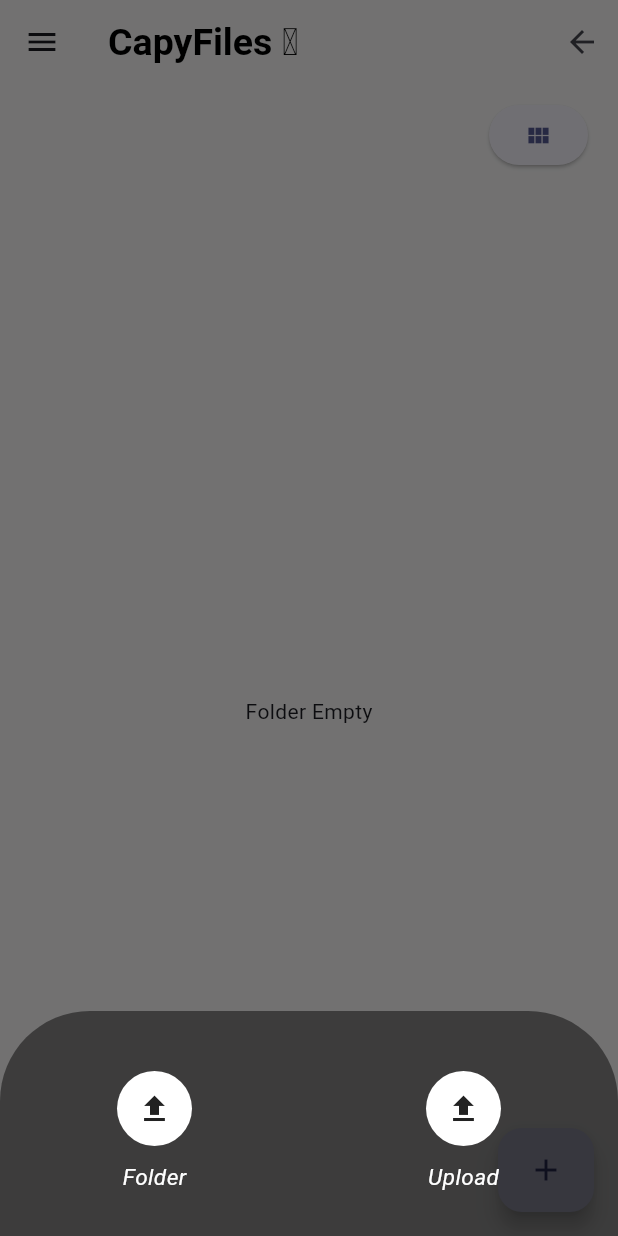
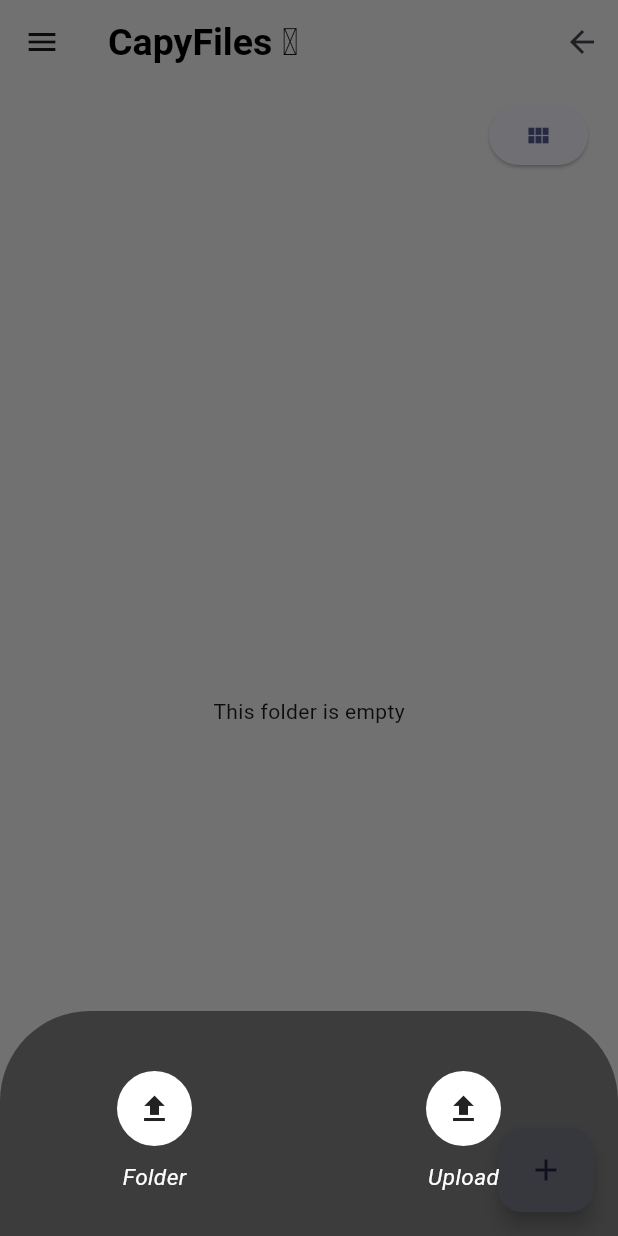
Before and after one commit to hawks-atlanta/frontend-flutter, a Flutter app: the CapyDriveScreen screen opened directly, after a tap on the "view stream" icon, after a tap on the "add" icon, on a phone screen of 412 x 824 dp. Run offline on Flutter 3.47's test engine with Material 3 defaults, Android fonts, the light colour scheme and no system bars; our stand-ins replace auto_size_text, dio, file_picker, flutter_dotenv, flutter_riverpod, flutter_secure_storage and 4 more; accounts and stored records are empty; network calls fail; statements that could not run were skipped; project files that could hold a hidden picture were left out.

Commit message:
feat: views folders create in the file

```diff
--- a/lib/config/router/app_router.dart
+++ b/lib/config/router/app_router.dart
@@ -67,6 +67,5 @@ final goRouterProvider = Provider((ref) {
 
       return null;
     },
-
   );
 });
--- /dev/null
+++ b/lib/features/drive/presentation/providers/sync_provider.dart
@@ -0,0 +1,17 @@
+import 'package:flutter_riverpod/flutter_riverpod.dart';
+import 'package:login_mobile/features/drive/presentation/providers/files_get_provider.dart';
+
+final syncProvider = Provider<SyncInterface>((ref) {
+  final filesGetProviderNotifier = ref.watch(filesGetProvider.notifier);
+  return SyncInterface(filesGetProviderNotifier);
+});
+
+class SyncInterface {
+  final FilesGetNotifier filesGetProviderNotifier;
+
+  SyncInterface(this.filesGetProviderNotifier);
+
+  void onFileUploadSuccess(String? location) {
+    filesGetProviderNotifier.getFiles(location: location);
+  }
+}
--- a/lib/features/drive/presentation/providers/upload_provider.dart
+++ b/lib/features/drive/presentation/providers/upload_provider.dart
@@ -2,20 +2,26 @@ import 'dart:async';
 import 'package:flutter_riverpod/flutter_riverpod.dart';
 import 'package:login_mobile/features/auth/infrastructure/errors/auth_errors.dart';
 import 'package:login_mobile/features/drive/domain/repositories/file_repository.dart';
+import 'package:login_mobile/features/drive/presentation/providers/sync_provider.dart';
 import 'files_upload_repository_provider.dart';
 
 final filesProvider =
     StateNotifierProvider<FilesUploadNotifier, FileUploadState>((ref) {
   final filesRepository = ref.watch(filesRepositoryProvider);
-  return FilesUploadNotifier(filesRepository: filesRepository);
+  final syncInterface = ref.watch(syncProvider);
+  return FilesUploadNotifier(filesRepository: filesRepository, syncInterface: syncInterface);
 });
 
 // STATE Notifier Provider
 class FilesUploadNotifier extends StateNotifier<FileUploadState> {
   final FilesRepository filesRepository;
+  final SyncInterface syncInterface;
+  String? currentLocation;
 
-  FilesUploadNotifier({required this.filesRepository})
-      : super(FileUploadState());
+  FilesUploadNotifier({
+    required this.filesRepository,
+    required this.syncInterface,
+  }) : super(FileUploadState());
 
   final Map<String, Timer> _timers = {};
 
@@ -31,6 +37,7 @@ class FilesUploadNotifier extends StateNotifier<FileUploadState> {
   Future<void> uploadFiles(
       String fileName, List<String> fileContent, String? location) async {
     try {
+      currentLocation = location;
       final filesUpload =
           await filesRepository.uploadFiles(fileName, fileContent, location);
       final newUpload = FileUploadInfo(fileUUID: filesUpload.fileUUID);
@@ -44,7 +51,7 @@ class FilesUploadNotifier extends StateNotifier<FileUploadState> {
   }
 
   void _periodicFileCheck(String fileUUID) {
-    const duration = Duration(seconds: 3);
+    const duration = Duration(seconds: 2);
 
     _timers[fileUUID] = Timer.periodic(duration, (Timer t) async {
       await _checkFile(fileUUID);
@@ -60,7 +67,6 @@ class FilesUploadNotifier extends StateNotifier<FileUploadState> {
         final updatedUpload = state.uploads[uploadIndex].copyWith(
           fileStatus: FileUploadStatus.success,
         );
-
         state = FileUploadState(
           uploads: [
             ...state.uploads.sublist(0, uploadIndex),
@@ -68,7 +74,7 @@ class FilesUploadNotifier extends StateNotifier<FileUploadState> {
             ...state.uploads.sublist(uploadIndex + 1),
           ],
         );
-
+        syncInterface.onFileUploadSuccess(currentLocation);
         _timers[fileUUID]?.cancel();
       }
     } catch (e) {
--- a/lib/features/drive/presentation/widgets/files_view.dart
+++ b/lib/features/drive/presentation/widgets/files_view.dart
@@ -65,7 +65,7 @@ class FilesViewState extends ConsumerState<FilesView> {
           Expanded(
             child: filesState.files.isEmpty
                 ? const Center(
-                    child: Center(child: Text('Folder Empty')),
+                    child: Center(child: Text('This folder is empty')),
                   )
                 : MasonryGridView.count(
                     physics: const BouncingScrollPhysics(),
--- a/lib/features/shared/widgets/drive/new_modal.dart
+++ b/lib/features/shared/widgets/drive/new_modal.dart
@@ -57,7 +57,7 @@ Future<void> handleFileUpload(
         ref.read(filesProvider.notifier).uploadFiles(
               file.name,
               [base64String],
-              null, //RutaActual
+              location, //RutaActual
             );
       } else if (file.path != null) {
         // Si file.bytes es null, pero tenemos un path, intentamos leer el archivo desde el path.
```
